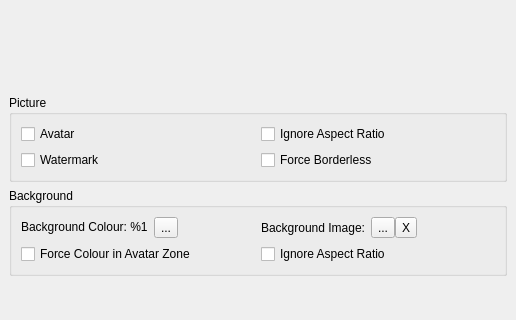
Old version of the form ImportDialog.ui in the repository SyDevTeam/gta5view; both pictures show x 0 to 516 and y 205 to 525 of the 516 by 677 pixel window.
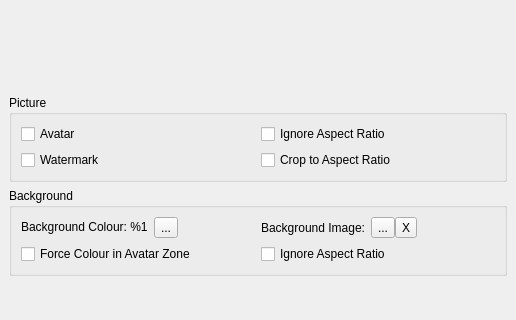
New version of the form. Custom widgets are drawn as their Qt base class.

Commit message: Force Borderless -> Crop to Aspect Ratio (more clear)

What changed in the file:
```diff
--- a/ImportDialog.ui
+++ b/ImportDialog.ui
@@ -114,7 +114,7 @@
            <item>
             <widget class="QCheckBox" name="cbBorderless">
              <property name="text">
-              <string>Force Borderless</string>
+              <string>Crop to Aspect Ratio</string>
              </property>
             </widget>
            </item>
```
The commit also changes 15 other files.
